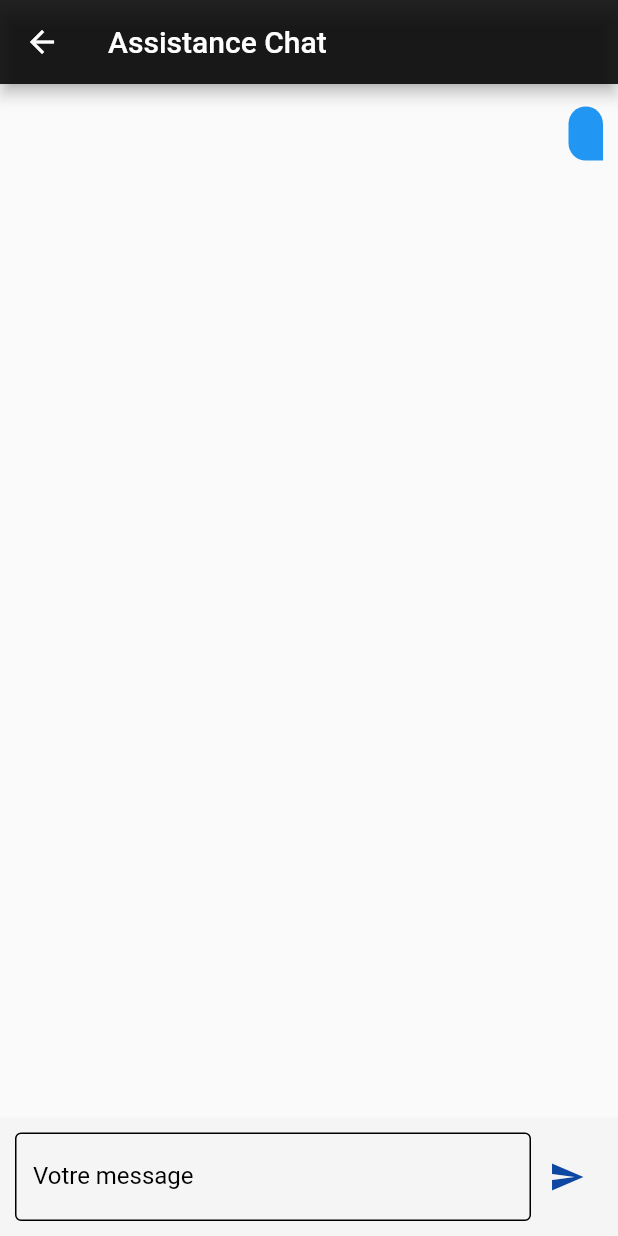
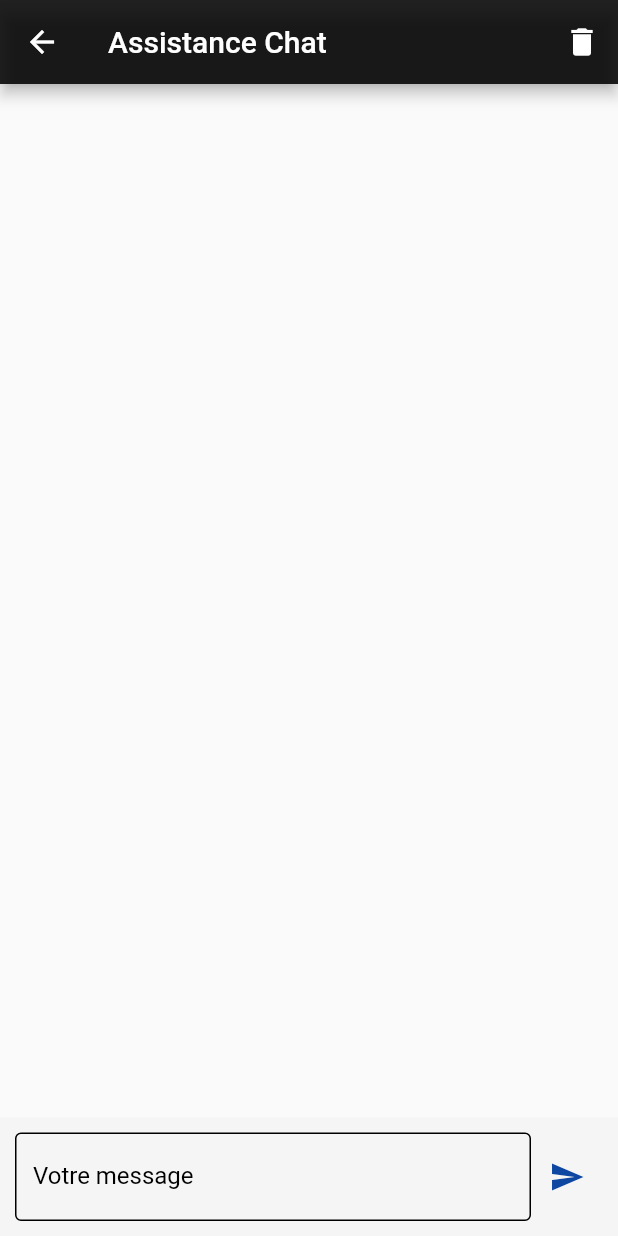
Before and after one commit to Benliam12/SuperProjet, a Flutter app: the ChatBot screen opened directly, after a tap on the "send" icon, on a phone screen of 412 x 824 dp. Run offline on Flutter 3.47's test engine with Material 2 defaults, Android fonts, the phone set to English and light mode, and no system bars.

Commit message:
Update chatbot.dart

```diff
--- a/lib/chatbot.dart
+++ b/lib/chatbot.dart
@@ -10,14 +10,9 @@ class ChatBot extends StatefulWidget {
 }
 
 class _ChatBotState extends State<ChatBot> {
-  void _addMessage(String message, bool user) {
-    Widget w = ListView.builder(itemBuilder: (BuildContext context, int index) {
-      return Text("HAHA");
-    });
-  }
-
   List<Messages> messages = [];
   final myController = TextEditingController();
+  final _scrollController = ScrollController();
 
   @override
   void dispose() {
@@ -26,14 +21,32 @@ class _ChatBotState extends State<ChatBot> {
     super.dispose();
   }
 
-  void _onSendMessage() {
+  //Clear messages
+  void _clearMessage() {
     setState(() {
-      String message = myController.text;
-      List<String> splitString = message.split('');
+      messages.clear();
+    });
+  }
 
-      messages.add(new Messages(
-        message: message,
-      ));
+  // When user sends message
+  void _onSendMessage({bool user = true, String message = ""}) async {
+    setState(() {
+      message = myController.text;
+      if (message.trim().length > 0) {
+        List<String> splitString = message.split('');
+
+        messages.add(new Messages(
+          message: message,
+          reader: true,
+        ));
+
+        _scrollController.animateTo(
+          _scrollController.position.maxScrollExtent +
+              146, // Random value to make sure the scrolling is done to the end for average lenth messages.
+          curve: Curves.easeOut,
+          duration: const Duration(milliseconds: 300),
+        );
+      }
       myController.clear();
     });
   }
@@ -44,6 +57,12 @@ class _ChatBotState extends State<ChatBot> {
       appBar: AppBar(
         backgroundColor: Colors.black87,
         title: Text("Assistance Chat"),
+        actions: <Widget>[
+          IconButton(
+            icon: const Icon(Icons.delete),
+            onPressed: _clearMessage,
+          ),
+        ],
       ),
       body: Container(
         color: Colors.transparent,
@@ -53,6 +72,7 @@ class _ChatBotState extends State<ChatBot> {
             Container(height: 15),
             Expanded(
                 child: new ListView.builder(
+                    controller: _scrollController,
                     itemCount: messages.length,
                     itemBuilder: (BuildContext ctxt, int index) {
                       return messages[index];
@@ -102,6 +122,7 @@ class _ChatBotState extends State<ChatBot> {
   }
 }
 
+//Message Bubles
 class Messages extends StatelessWidget {
   final String message;
   final bool reader;
```
